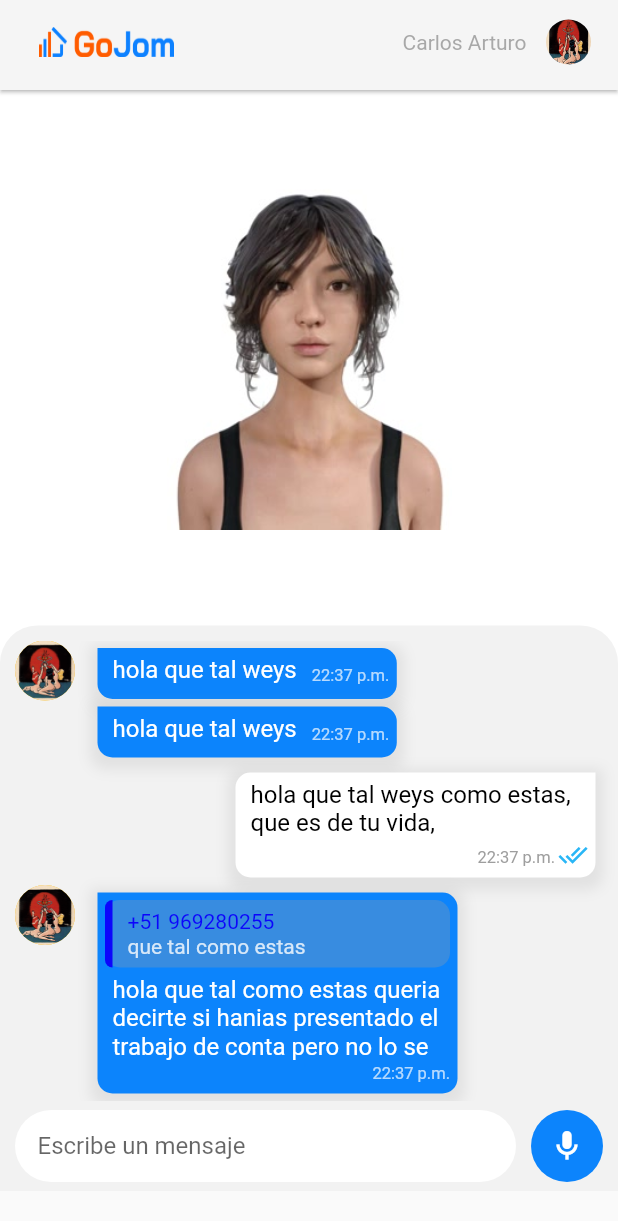
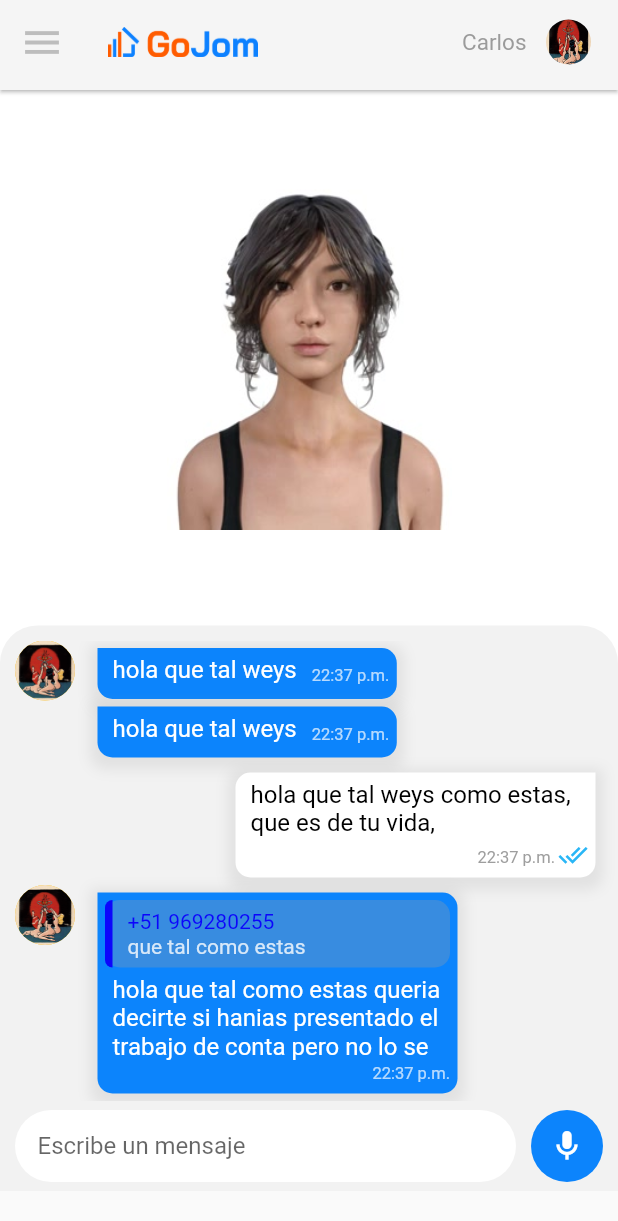
Before and after one commit to carlosSploit/chatterbotdart, a Flutter app: the screen it shows after launch, on a phone screen of 412 x 824 dp. Shown: the top 1221 px of the screen. Run offline on Flutter 3.47's test engine with Material 2 defaults, Android fonts, the phone set to English and light mode, and no system bars; our stand-ins replace font_awesome_flutter.

Commit message:
a 12/10/2021

```diff
--- a/lib/main.dart
+++ b/lib/main.dart
@@ -1,6 +1,6 @@
 import 'package:flutter/material.dart';
-import 'views/insideView.dart';
-import 'messegeview/view/messegeview.dart';
+import 'view/views/insideView.dart';
+import 'view/messegeview/view/messegeview.dart';
 //import 'package:whatsappfrond/messegeview/view/messegeview.dart';
 //import 'package:whatsappfrond/perfilview/view/perfildview.dart';
 
--- a/lib/messegeview/components/messengitentview.dart
+++ b/lib/view/messegeview/components/messengitentview.dart
@@ -1,6 +1,6 @@
 import 'package:flutter/material.dart';
 import 'package:flutter/rendering.dart';
-import '/visualimageview/view/mainvisualimage.dart';
+import '../../visualimageview/view/mainvisualimage.dart';
 
 class messengitentview extends StatefulWidget {
   int cant = 0;
@@ -22,9 +22,13 @@ class messengitentbody extends State<messengitentview> {
 
   @override
   Widget build(BuildContext context) {
-    double lenthmesssege = widget.messege.length.toDouble();
+    var messeng = (widget.messege.indexOf("https") != -1)
+        ? widget.messege.split("#")[0]
+        : widget.messege;
+    double lenthmesssege = messeng.length.toDouble();
     // ******************   mensaje    ***********************
     var size = MediaQuery.of(context).size;
+
     return Container(
       color: widget.backselect,
       width: size.width,
@@ -59,7 +63,7 @@ class messengitentbody extends State<messengitentview> {
               padding: EdgeInsets.fromLTRB(5, 5, 5, 5),
               child: Column(
                 mainAxisSize: MainAxisSize.max,
-                crossAxisAlignment: (widget.messege.length > 24)
+                crossAxisAlignment: (messeng.length > 24)
                     ? CrossAxisAlignment.end
                     : CrossAxisAlignment.start,
                 mainAxisAlignment: (widget.tipo != "R")
@@ -75,9 +79,9 @@ class messengitentbody extends State<messengitentview> {
                               margin: EdgeInsets.fromLTRB(0, 0, 0, 5),
                               height: 45,
                               padding: EdgeInsets.fromLTRB(15, 2, 0, 2),
-                              width: (widget.messege.length > 24)
+                              width: (messeng.length > 24)
                                   ? (23 * 10)
-                                  : ((widget.messege.length * 8) + (8 * 10)),
+                                  : ((messeng.length * 8) + (8 * 10)),
                               child: Column(
                                 mainAxisAlignment: MainAxisAlignment.center,
                                 children: <Widget>[
@@ -144,7 +148,7 @@ class messengitentbody extends State<messengitentview> {
                           child: Container(
                             margin: EdgeInsets.fromLTRB(5, 0, 0, 2),
                             child: Text(
-                              widget.messege.toString(),
+                              messeng.toString(),
                               style: TextStyle(
                                 color: (widget.tipo != "E")
                                     ? Colors.white
@@ -192,7 +196,7 @@ class messengitentbody extends State<messengitentview> {
                         Container(
                           margin: EdgeInsets.fromLTRB(5, 0, 0, 5),
                           child: Text(
-                            widget.messege.toString(),
+                            messeng.toString(),
                             style: TextStyle(
                               color: (widget.tipo != "E")
                                   ? Colors.white
--- a/lib/messegeview/view/mainmesseg.dart
+++ b/lib/view/messegeview/view/mainmesseg.dart
@@ -1,5 +1,5 @@
 import 'package:flutter/material.dart';
-import '/messegeview/view/messegeview.dart';
+import '../../messegeview/view/messegeview.dart';
 
 class mainmesseg extends StatelessWidget {
   // This widget is the root of your application.
--- a/lib/messegeview/view/messegeview.dart
+++ b/lib/view/messegeview/view/messegeview.dart
@@ -1,8 +1,6 @@
 import 'package:flutter/material.dart';
 import 'package:flutter/rendering.dart';
-import '/messegeview/components/botonsopciview.dart';
-import '/messegeview/components/messengitentview.dart';
-import '/my_flutter_app_icons.dart';
+import '../../messegeview/components/messengitentview.dart';
 import '/main.dart';
 import 'package:font_awesome_flutter/font_awesome_flutter.dart';
 
@@ -44,36 +42,6 @@ class messegebody extends State<messegeview> {
     band = !band;
   }
 
-  void responder(int id) {
-    setState(() {});
-    // recorre la lista y verifica si exite o no un itent
-    int existe = -2; // posicion del intent intgresado
-    if (this.identif.length != 0) {
-      existe = this.identif.indexWhere((item) => item == id);
-    } else {
-      bandespo = true;
-      this.identif.add(id);
-      this.cantSelecx = 1.toString();
-    }
-    print(existe);
-    if (existe == -1) {
-      bandespo = true;
-      this.identif.add(id);
-    } else {
-      this.identif.removeAt(existe);
-      if (this.identif.length == 0) {
-        bandespo = !bandespo;
-      }
-    }
-
-    this.cantSelecx = this.identif.length.toString();
-
-    print("responder: " +
-        bandespo.toString() +
-        " pos: " +
-        this.identif.toString());
-  }
-
   @override
   Widget build(BuildContext context) {
     final TextEditingController _controllermesseg = TextEditingController();
@@ -86,15 +54,19 @@ class messegebody extends State<messegeview> {
         appBar: PreferredSize(
           preferredSize: Size.fromHeight(60.0), // here the desired height
           child: AppBar(
-            title: Container(
-              margin: EdgeInsets.fromLTRB(10, 0, 10, 0),
-              child: Align(
-                child: Row(
-                  children: <Widget>[
-                    InkWell(
+            leading: IconButton(
+              iconSize: 30,
+              icon: Icon(
+                Icons.menu,
+                color: Colors.grey.shade400,
+                size: 30,
+              ),
+              onPressed: () {},
+            ),
+            title: InkWell(
               child: Container(
                 height: 20,
-                        width: 90,
+                width: 100,
                 decoration: BoxDecoration(
                   image: DecorationImage(
                     fit: BoxFit.fill,
@@ -109,11 +81,6 @@ class messegebody extends State<messegeview> {
                 );
               },
             ),
-                  ],
-                ),
-                alignment: Alignment.center,
-              ),
-            ),
             elevation: 1,
             backgroundColor: Colors.grey.shade100,
             actions: <Widget>[
@@ -122,10 +89,10 @@ class messegebody extends State<messegeview> {
                 child: Container(
                   margin: EdgeInsets.fromLTRB(0, 0, 5, 0),
                   child: Text(
-                    "Carlos Arturo",
+                    "Carlos",
                     style: TextStyle(
-                      color: Colors.grey.shade600.withOpacity(0.6),
-                      fontSize: 14,
+                      color: Colors.grey.shade600.withOpacity(0.7),
+                      fontSize: 15,
                     ),
                   ),
                 ),
@@ -195,10 +162,6 @@ class messegebody extends State<messegeview> {
                         topLeft: Radius.circular(25),
                         topRight: Radius.circular(25),
                       ),
-                      // image: DecorationImage(
-                      //   fit: BoxFit.cover,
-                      //   image: Image.asset("src/background.png").image,
-                      // ),
                     ),
                     child: Column(
                       children: <Widget>[
--- a/lib/views/insideView.dart
+++ b/lib/view/views/insideView.dart
@@ -1,7 +1,7 @@
 import 'package:flutter/material.dart';
 import 'package:flutter/rendering.dart';
-import '../../components/estadospeview.dart';
-import '../../components/estadosaddview.dart';
+import '../components/estadospeview.dart';
+import '../components/estadosaddview.dart';
 import 'package:font_awesome_flutter/font_awesome_flutter.dart';
 
 class insideView extends StatefulWidget {
--- a/lib/visualimageview/view/visualimageview.dart
+++ b/lib/view/visualimageview/view/visualimageview.dart
@@ -1,8 +1,8 @@
 import 'package:flutter/material.dart';
 import 'package:flutter/rendering.dart';
 import '../../messegeview/view/mainmesseg.dart';
-import '../../main.dart';
-import '../../my_flutter_app_icons.dart';
+import '../../../main.dart';
+import '../../../my_flutter_app_icons.dart';
 
 class visualimageview extends StatefulWidget {
   @override
```
Also changed, not shown: lib/view/components/estadosaddview.dart (renamed from lib/components/estadosaddview.dart), lib/view/components/estadospeview.dart (renamed from lib/components/estadospeview.dart), lib/view/messegeview/components/botonsopciview.dart (renamed from lib/messegeview/components/botonsopciview.dart), lib/view/messegeview/components/paintertriangle.dart (renamed from lib/messegeview/components/paintertriangle.dart), lib/view/visualimageview/view/mainvisualimage.dart (renamed from lib/visualimageview/view/mainvisualimage.dart). Lines whose indentation alone changed are shown as unchanged.
